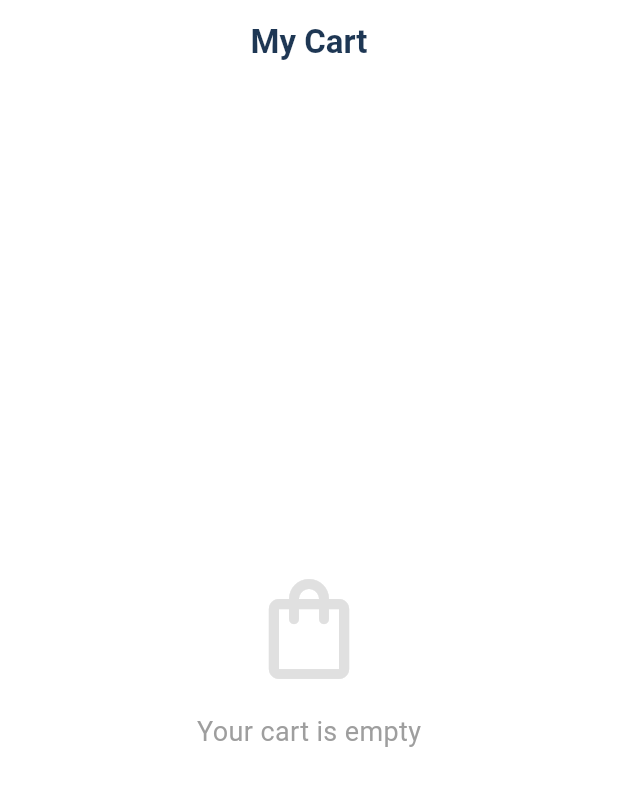
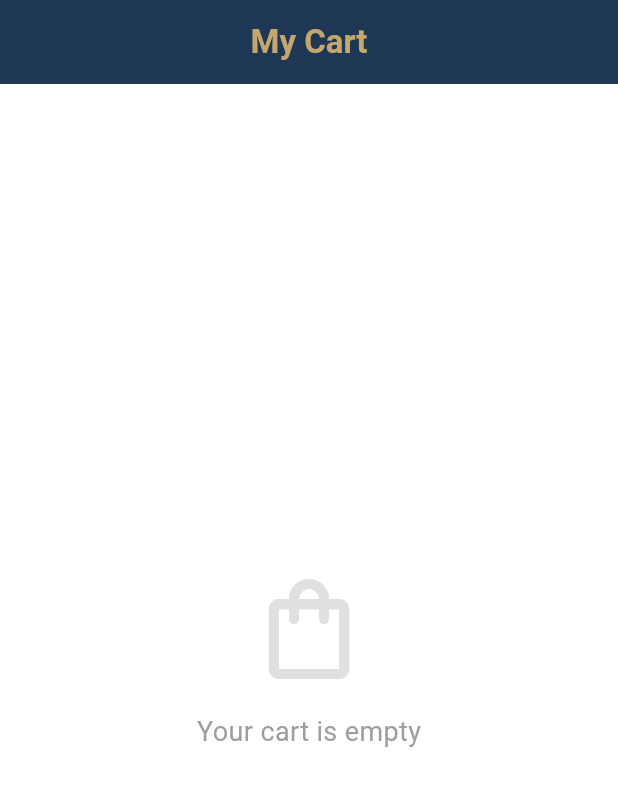
Before and after one commit to NaveedAhmed5/Shopiz-E_Clothing-Store-Mobile-App, a Flutter app: the CartScreen screen opened directly, on a phone screen of 412 x 824 dp. Shown: the top 786 px of the screen. Run offline on Flutter 3.47's test engine with Material 3 defaults, Android fonts, the phone set to English and light mode, and no system bars; our stand-ins replace firebase_core, get, google_fonts, image_picker; accounts and stored records are empty.

Commit message:
FrontEnd Complete. Subject to some changes during backend development. v2

```diff
--- a/lib/screens/cart_screen.dart
+++ b/lib/screens/cart_screen.dart
@@ -242,12 +242,12 @@ class CartScreen extends StatelessWidget {
     return Scaffold(
       backgroundColor: AppColors.background,
       appBar: AppBar(
-        title: const Text("My Cart", style: TextStyle(color: AppColors.primary, fontWeight: FontWeight.bold)),
-        backgroundColor: Colors.white,
+        title: const Text("My Cart", style: TextStyle(color: AppColors.secondary, fontWeight: FontWeight.bold)),
+        backgroundColor: AppColors.primary,
         elevation: 0,
         centerTitle: true,
-        iconTheme: const IconThemeData(color: AppColors.primary),
-        automaticallyImplyLeading: false,
+        automaticallyImplyLeading: false, // Hidden since it's a tab
+        iconTheme: const IconThemeData(color: AppColors.secondary),
       ),
       body: Obx(() {
         if (controller.cartItems.isEmpty) {
```
